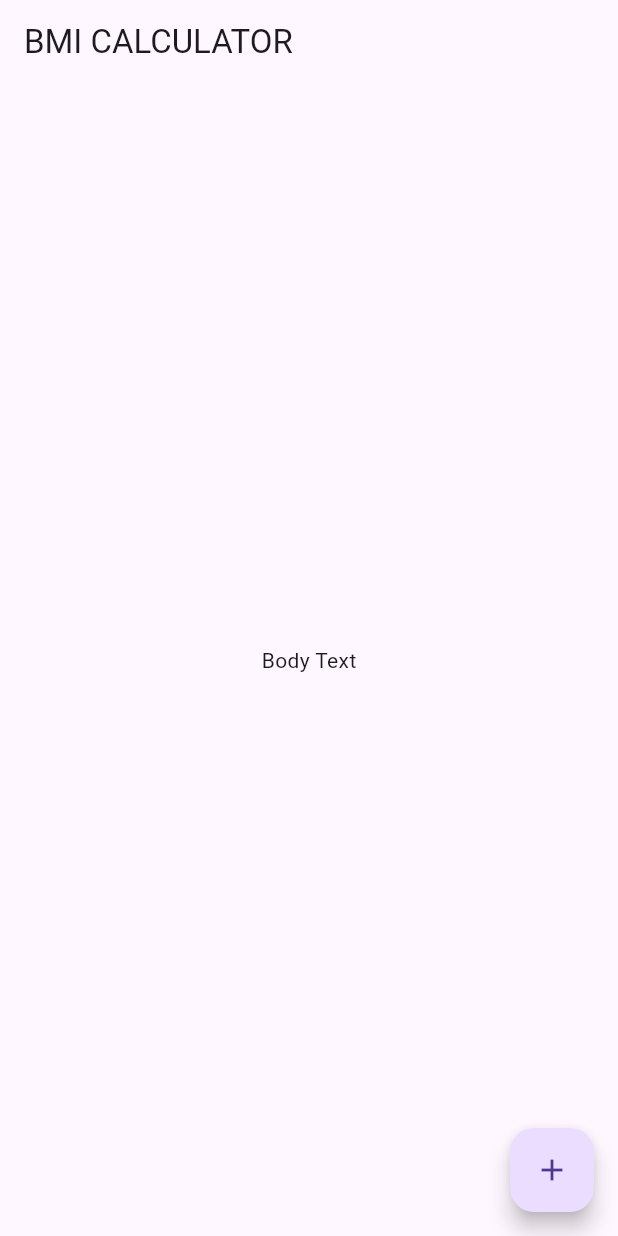
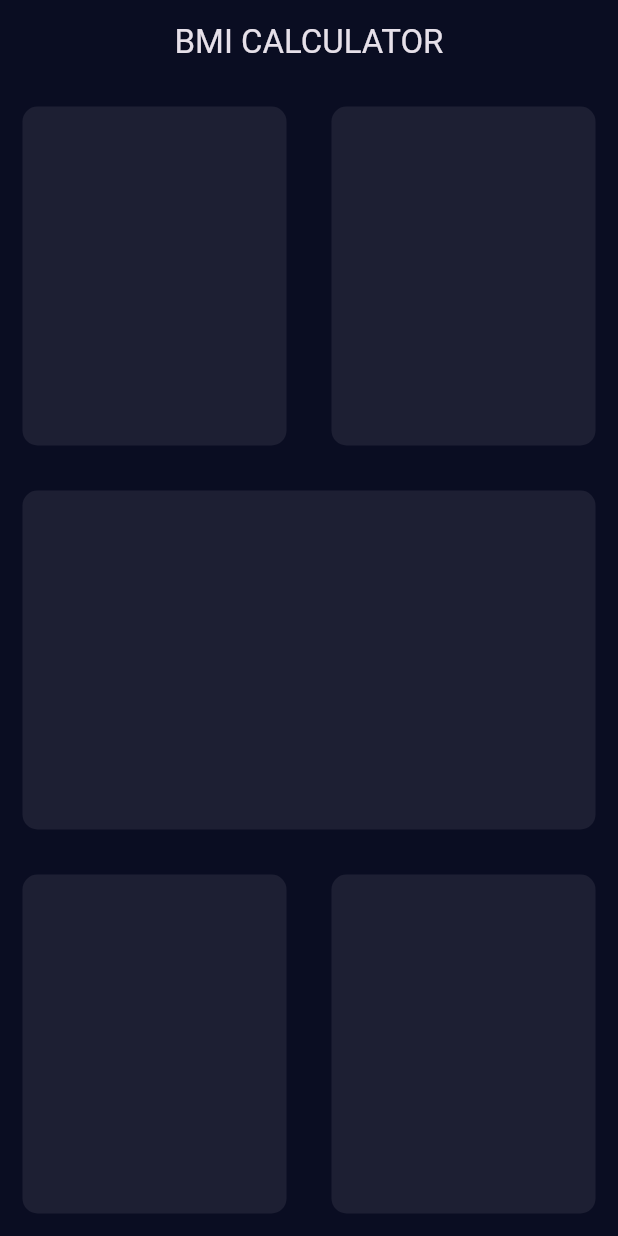
Before and after one commit to kevin-nemo74/bmi, a Flutter app: the screen it shows after launch, on a phone screen of 412 x 824 dp. Run offline on Flutter 3.47's test engine with Material 3 defaults, Android fonts, the phone set to English and light mode, and no system bars.

Commit message:
first session done

```diff
--- /dev/null
+++ b/lib/input.dart
@@ -0,0 +1,66 @@
+import 'package:flutter/material.dart';
+
+class InputPage extends StatefulWidget {
+  @override
+  _InputPageState createState() => _InputPageState();
+}
+
+class _InputPageState extends State<InputPage> {
+  @override
+  Widget build(BuildContext context) {
+    return Scaffold(
+        backgroundColor: Theme.of(context).scaffoldBackgroundColor,
+        appBar: AppBar(
+          title: Center(child: Text('BMI CALCULATOR')),
+          backgroundColor: Theme.of(context).primaryColor,
+        ),
+        body: Column(
+          children: [
+            Expanded(
+              child: Row(
+                children: [
+                  Expanded(
+                    child: containerCard(),
+                  ),
+                  Expanded(
+                    child: containerCard(),
+                  ),
+                ],
+              ),
+            ),
+            Expanded(
+              child: containerCard(),
+            ),
+            Expanded(
+              child: Row(
+                children: [
+                  Expanded(
+                    child: containerCard(),
+                  ),
+                  Expanded(
+                    child: containerCard(),
+                  ),
+                ],
+              ),
+            ),
+          ],
+        ));
+  }
+}
+
+class containerCard extends StatelessWidget {
+  const containerCard({
+    super.key,
+  });
+
+  @override
+  Widget build(BuildContext context) {
+    return Container(
+      margin: EdgeInsets.all(15),
+      decoration: BoxDecoration(
+        color: Color(0xFF1D1F33),
+        borderRadius: BorderRadius.circular(10),
+      ),
+    );
+  }
+}
--- a/lib/main.dart
+++ b/lib/main.dart
@@ -1,4 +1,5 @@
 import 'package:flutter/material.dart';
+import 'input.dart';
 
 void main() => runApp(BMICalculator());
 
@@ -7,28 +8,9 @@ class BMICalculator extends StatelessWidget {
   Widget build(BuildContext context) {
     return MaterialApp(
       home: InputPage(),
-    );
-  }
-}
-
-class InputPage extends StatefulWidget {
-  @override
-  _InputPageState createState() => _InputPageState();
-}
-
-class _InputPageState extends State<InputPage> {
-  @override
-  Widget build(BuildContext context) {
-    return Scaffold(
-      appBar: AppBar(
-        title: Text('BMI CALCULATOR'),
-      ),
-      body: Center(
-        child: Text('Body Text'),
-      ),
-      floatingActionButton: FloatingActionButton(
-        onPressed: () {},
-        child: Icon(Icons.add),
+      theme: ThemeData.dark().copyWith(
+        primaryColor: Color(0xFF0A0D22),
+        scaffoldBackgroundColor: Color(0xFF0A0D22),
       ),
     );
   }
```
